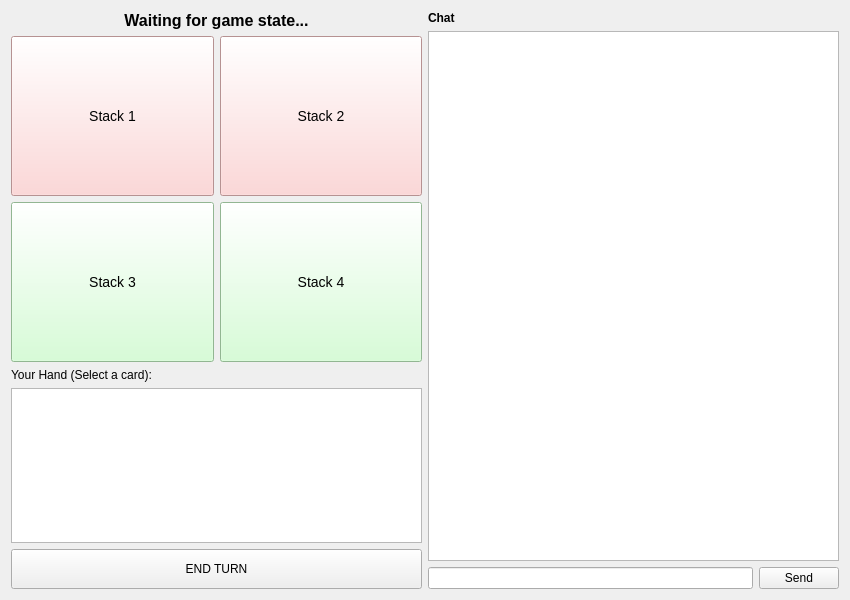
First picture: the form in TheGame/TheGame_Client/GameBoardWidget.ui, repository DavidMacovei/TheGame, before the edit.
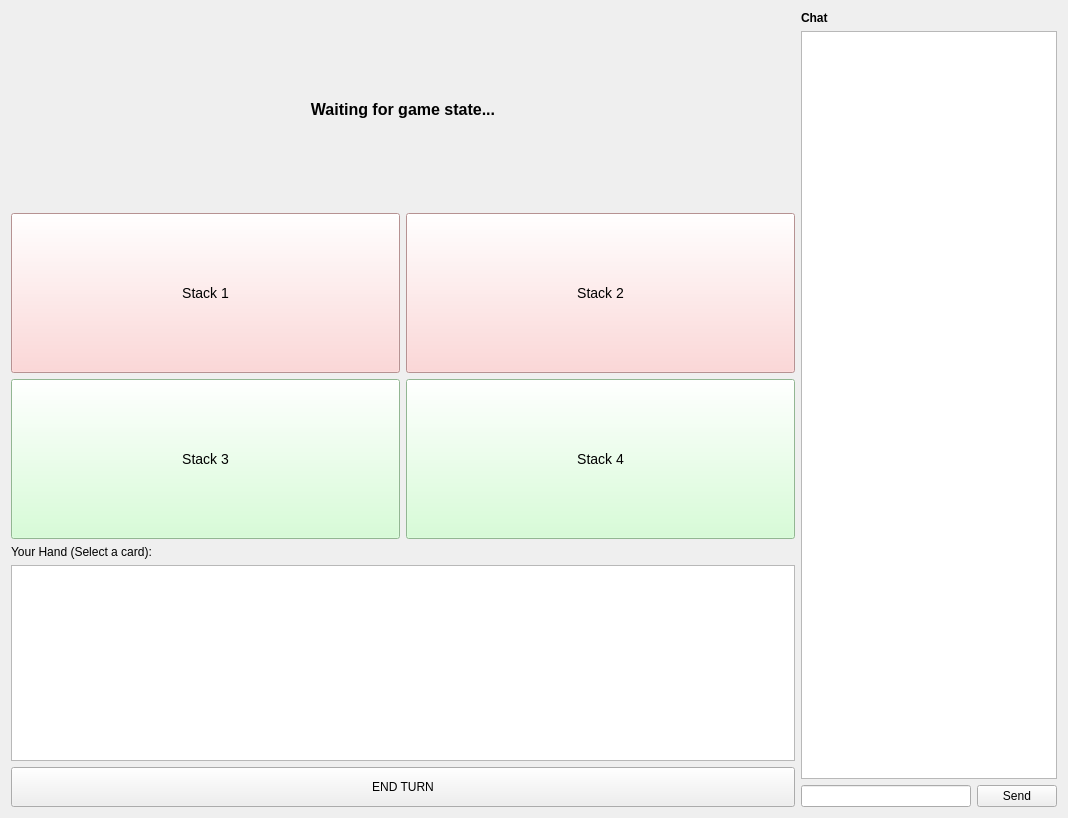
Second picture: the form after the edit.

Commit message: some nitpicks in GameBoard UI

What changed in the file:
```diff
--- a/TheGame/TheGame_Client/GameBoardWidget.ui
+++ b/TheGame/TheGame_Client/GameBoardWidget.ui
@@ -6,8 +6,8 @@
 			<rect>
 				<x>0</x>
 				<y>0</y>
-				<width>850</width>
-				<height>600</height>
+    <width>1068</width>
+    <height>818</height>
 			</rect>
 		</property>
 		<property name="windowTitle">
@@ -21,7 +21,6 @@
 							<property name="font">
 								<font>
 									<pointsize>12</pointsize>
-									<weight>75</weight>
 									<bold>true</bold>
 								</font>
 							</property>
@@ -53,6 +52,12 @@
 							</item>
 							<item row="0" column="1">
 								<widget class="QPushButton" name="btnStack2">
+         <property name="sizePolicy">
+          <sizepolicy hsizetype="Minimum" vsizetype="Fixed">
+           <horstretch>0</horstretch>
+           <verstretch>0</verstretch>
+          </sizepolicy>
+         </property>
 									<property name="minimumSize">
 										<size>
 											<width>120</width>
@@ -103,6 +108,12 @@
 					</item>
 					<item>
 						<widget class="QLabel" name="label_2">
+       <property name="sizePolicy">
+        <sizepolicy hsizetype="Fixed" vsizetype="Fixed">
+         <horstretch>0</horstretch>
+         <verstretch>0</verstretch>
+        </sizepolicy>
+       </property>
 							<property name="text">
 								<string>Your Hand (Select a card):</string>
 							</property>
@@ -110,8 +121,11 @@
 					</item>
 					<item>
 						<widget class="QListWidget" name="listHand">
-							<property name="maximumHeight">
-								<number>120</number>
+       <property name="sizePolicy">
+        <sizepolicy hsizetype="Expanding" vsizetype="Minimum">
+         <horstretch>0</horstretch>
+         <verstretch>0</verstretch>
+        </sizepolicy>
 							</property>
 							<property name="flow">
 								<enum>QListView::LeftToRight</enum>
@@ -142,7 +156,6 @@
 						<widget class="QLabel" name="label_3">
 							<property name="font">
 								<font>
-									<weight>75</weight>
 									<bold>true</bold>
 								</font>
 							</property>
@@ -152,15 +165,35 @@
 						</widget>
 					</item>
 					<item>
-						<widget class="QListWidget" name="listChat"/>
+      <widget class="QListWidget" name="listChat">
+       <property name="sizePolicy">
+        <sizepolicy hsizetype="Fixed" vsizetype="Expanding">
+         <horstretch>0</horstretch>
+         <verstretch>0</verstretch>
+        </sizepolicy>
+       </property>
+      </widget>
 					</item>
 					<item>
 						<layout class="QHBoxLayout" name="chatInputLayout">
 							<item>
-								<widget class="QLineEdit" name="lineChatMsg"/>
+        <widget class="QLineEdit" name="lineChatMsg">
+         <property name="sizePolicy">
+          <sizepolicy hsizetype="Minimum" vsizetype="Fixed">
+           <horstretch>0</horstretch>
+           <verstretch>0</verstretch>
+          </sizepolicy>
+         </property>
+        </widget>
 							</item>
 							<item>
 								<widget class="QPushButton" name="btnSendChat">
+         <property name="sizePolicy">
+          <sizepolicy hsizetype="Fixed" vsizetype="Fixed">
+           <horstretch>0</horstretch>
+           <verstretch>0</verstretch>
+          </sizepolicy>
+         </property>
 									<property name="text">
 										<string>Send</string>
 									</property>
```
Left out of the diff: 30 changed lines with no effect on the pictures. Lines whose indentation alone changed are shown as unchanged.
